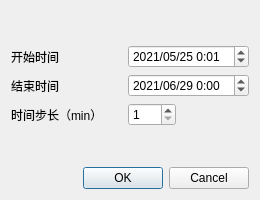
Qt form utils/ui/sim_dates.ui (holmescao/sponge_city) before a commit.
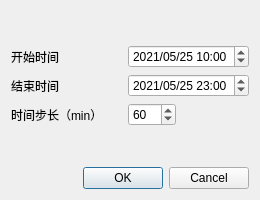
The same form after that commit.

```diff
--- a/utils/ui/sim_dates.ui
+++ b/utils/ui/sim_dates.ui
@@ -96,8 +96,8 @@
           <widget class="QDateTimeEdit" name="dateTime_start_edit">
            <property name="dateTime">
             <datetime>
-             <hour>0</hour>
-             <minute>1</minute>
+             <hour>10</hour>
+             <minute>0</minute>
              <second>0</second>
              <year>2021</year>
              <month>5</month>
@@ -113,19 +113,19 @@
           <widget class="QDateTimeEdit" name="dateTime_end_edit">
            <property name="dateTime">
             <datetime>
-             <hour>0</hour>
+             <hour>23</hour>
              <minute>0</minute>
              <second>0</second>
              <year>2021</year>
-             <month>6</month>
-             <day>29</day>
+             <month>5</month>
+             <day>25</day>
             </datetime>
            </property>
            <property name="date">
             <date>
              <year>2021</year>
-             <month>6</month>
-             <day>29</day>
+             <month>5</month>
+             <day>25</day>
             </date>
            </property>
            <property name="displayFormat">
@@ -140,6 +140,9 @@
              <property name="minimum">
               <number>1</number>
              </property>
+             <property name="value">
+              <number>60</number>
+             </property>
             </widget>
            </item>
            <item>
```
